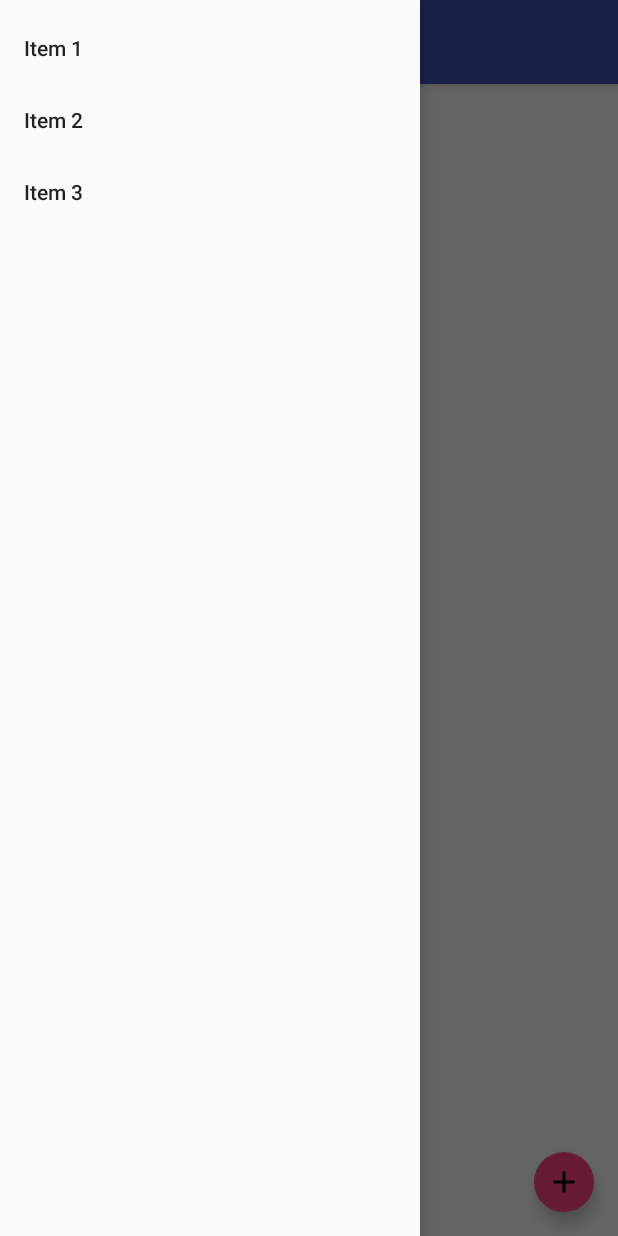
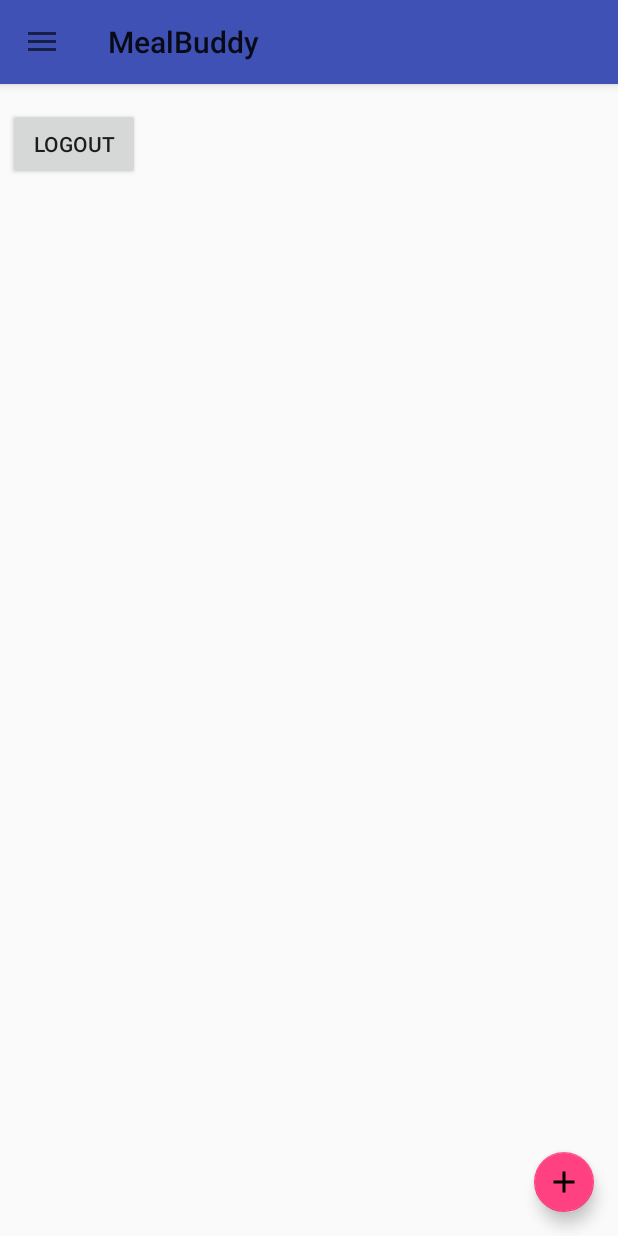
Before and after one commit to RimTeeve/MealBuddy, an Android app: the screen it shows after launch once a user with an empty profile is signed in (MainActivity), in the side drawer, after a tap on "Item 2", on a phone screen of 412 x 824 dp. Run offline under Robolectric (Android 15) with nearby library versions, the phone set to English and light mode, and no system bars; our stand-ins replace Firebase (no records; nobody signed in at launch, a user with empty details on screens opened directly).

Commit message:
Example listener to navigation drawer item selection

```diff
--- a/MealBuddy/app/src/main/java/com/example/mealbuddy/MainActivity.java
+++ b/MealBuddy/app/src/main/java/com/example/mealbuddy/MainActivity.java
@@ -5,14 +5,15 @@ import android.content.res.Configuration;
 import android.os.Bundle;
 import android.support.annotation.Nullable;
 import android.support.design.widget.NavigationView;
+import android.support.v4.view.GravityCompat;
 import android.support.v4.widget.DrawerLayout;
 import android.support.v7.app.ActionBarDrawerToggle;
 import android.support.v7.app.AppCompatActivity;
 import android.support.v7.widget.Toolbar;
+import android.view.MenuItem;
 import android.view.View;
-import android.widget.ArrayAdapter;
 import android.widget.Button;
-import android.widget.ListView;
+import android.widget.Toast;
 
 import com.google.firebase.auth.FirebaseAuth;
 
@@ -26,11 +27,11 @@ public class MainActivity extends AppCompatActivity {
         setContentView(R.layout.activity_main);
 
         // Set app toolbar
-        Toolbar app_toolbar = (Toolbar) findViewById(R.id.app_toolbar);
+        final Toolbar app_toolbar = (Toolbar) findViewById(R.id.app_toolbar);
         setSupportActionBar(app_toolbar);
 
         // Setup nav drawer
-        DrawerLayout mDrawerLayout = (DrawerLayout) findViewById(R.id.drawer_layout);
+        final DrawerLayout mDrawerLayout = (DrawerLayout) findViewById(R.id.drawer_layout);
         mDrawerToggle = new ActionBarDrawerToggle(
                 this,
                 mDrawerLayout,
@@ -52,7 +53,32 @@ public class MainActivity extends AppCompatActivity {
         getSupportActionBar().setHomeButtonEnabled(true);
 
         NavigationView navigationView = (NavigationView) findViewById(R.id.nav_drawer);
-//        navigationView.setNavigationItemSelectedListener(this);
+        navigationView.setNavigationItemSelectedListener(new NavigationView.OnNavigationItemSelectedListener() {
+            @Override
+            public boolean onNavigationItemSelected(MenuItem item) {
+                String item_label;
+
+                switch (item.getItemId()) {
+                    case R.id.nav_item1:
+                        item_label = "Item 1";
+                        break;
+                    case R.id.nav_item2:
+                        item_label = "Item 2";
+                        break;
+                    case R.id.nav_item3:
+                        item_label = "Item 3";
+                        break;
+                    default:
+                        item_label = "Invalid item";
+                }
+
+                Toast.makeText(MainActivity.this, "Item selected: " + item_label,
+                        Toast.LENGTH_SHORT).show();
+
+                mDrawerLayout.closeDrawer(GravityCompat.START);
+                return true;
+            }
+        });
 
         Button logout = (Button) findViewById(R.id.logout_button);
         logout.setOnClickListener(new View.OnClickListener() {
```
